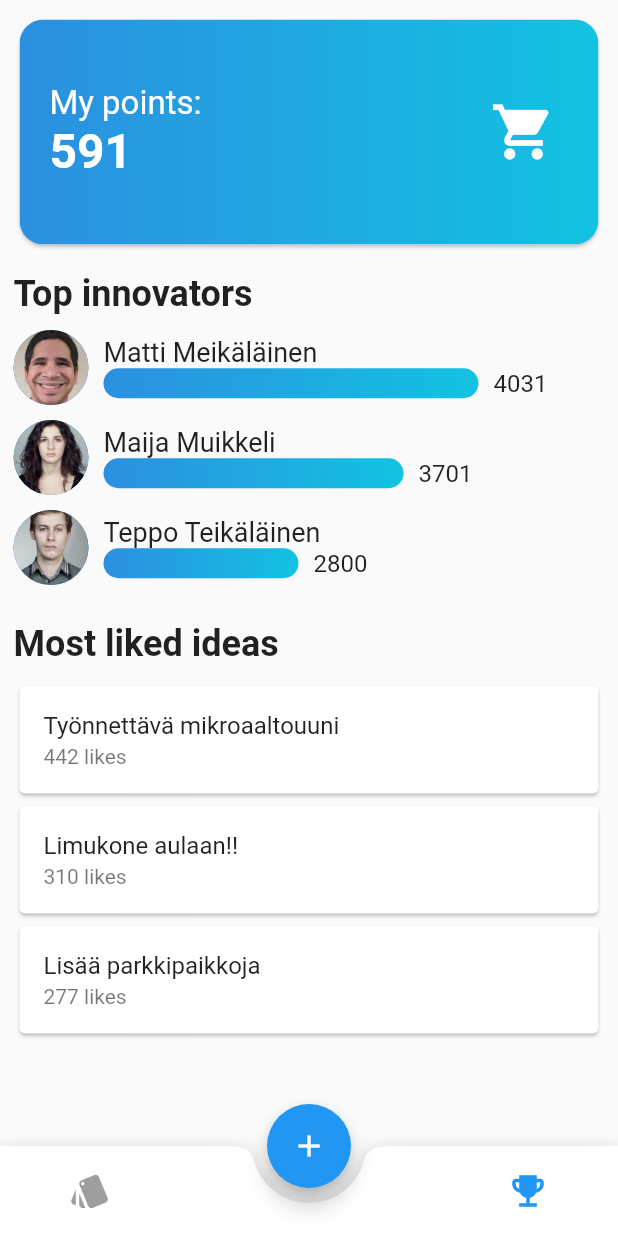
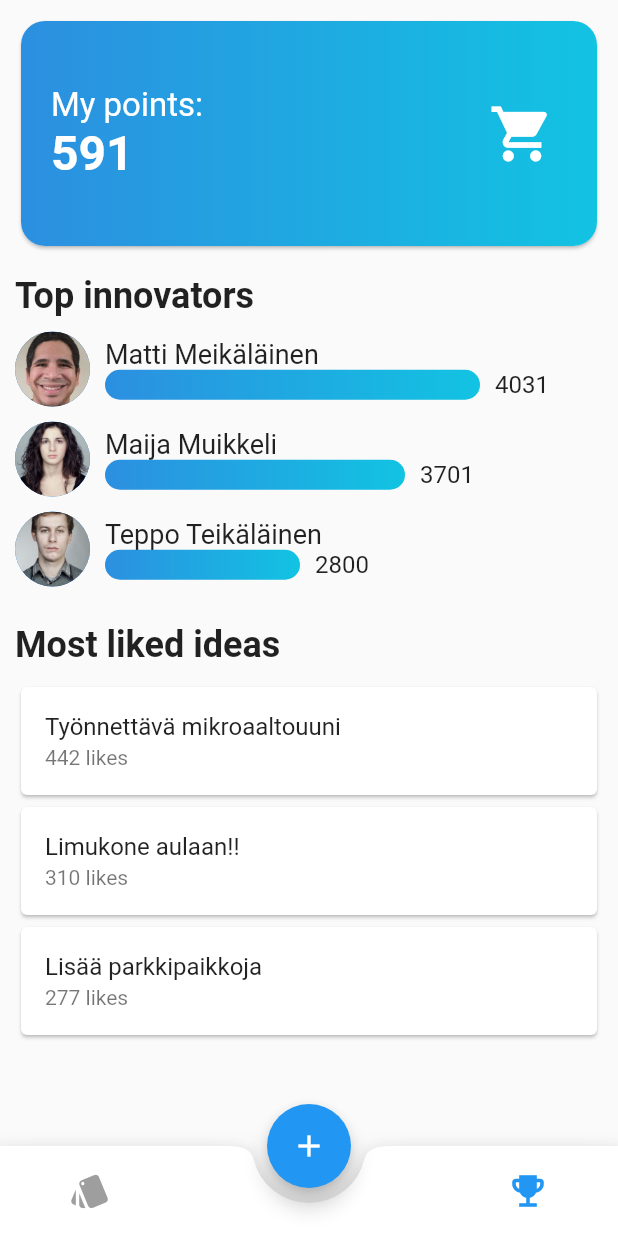
Before and after one commit to tuoku/IdeaBarrel, a Flutter app: the screen it shows after launch, after a tap on the "emoji events" icon, on a phone screen of 412 x 824 dp. Run offline on Flutter 3.47's test engine with Material 2 defaults, Android fonts, the phone set to English and light mode, and no system bars; our stand-ins replace swipe_cards.

Commit message:
CI test commit

```diff
--- a/lib/ui/screens/leaderboard_screen.dart
+++ b/lib/ui/screens/leaderboard_screen.dart
@@ -12,7 +12,7 @@ class _LeaderboardScreenState extends State<LeaderboardScreen> {
   @override
   Widget build(BuildContext context) {
     return Container(
-      padding: EdgeInsets.all(9),
+      padding: EdgeInsets.all(10),
       child: ListView(children: [
         Card(
             shape:
```
